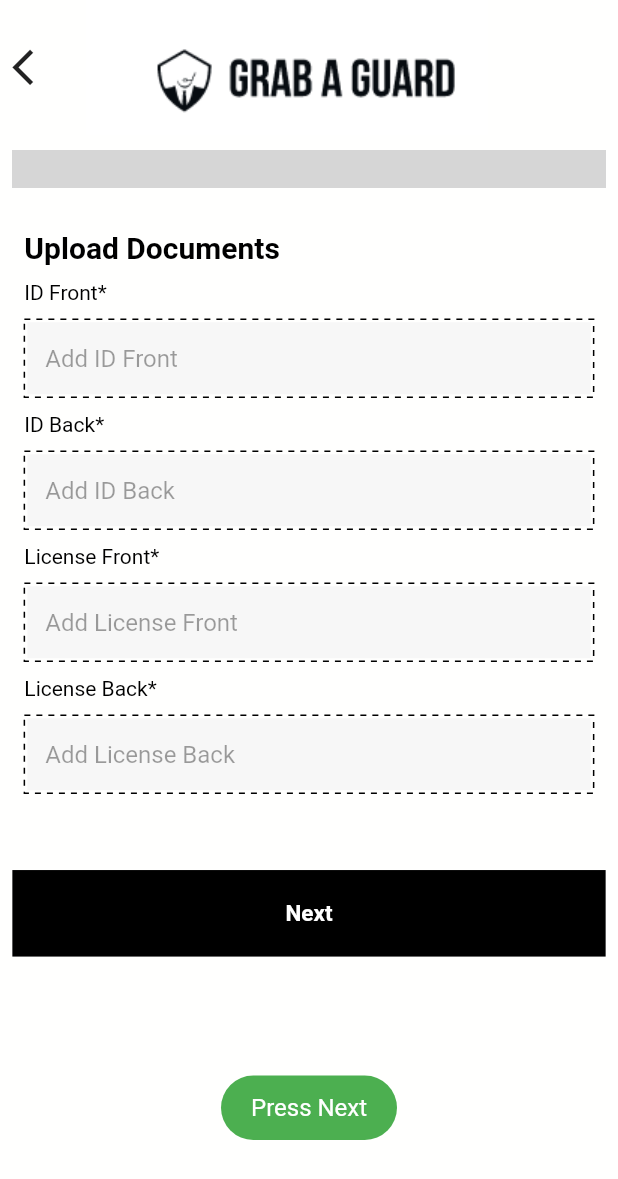
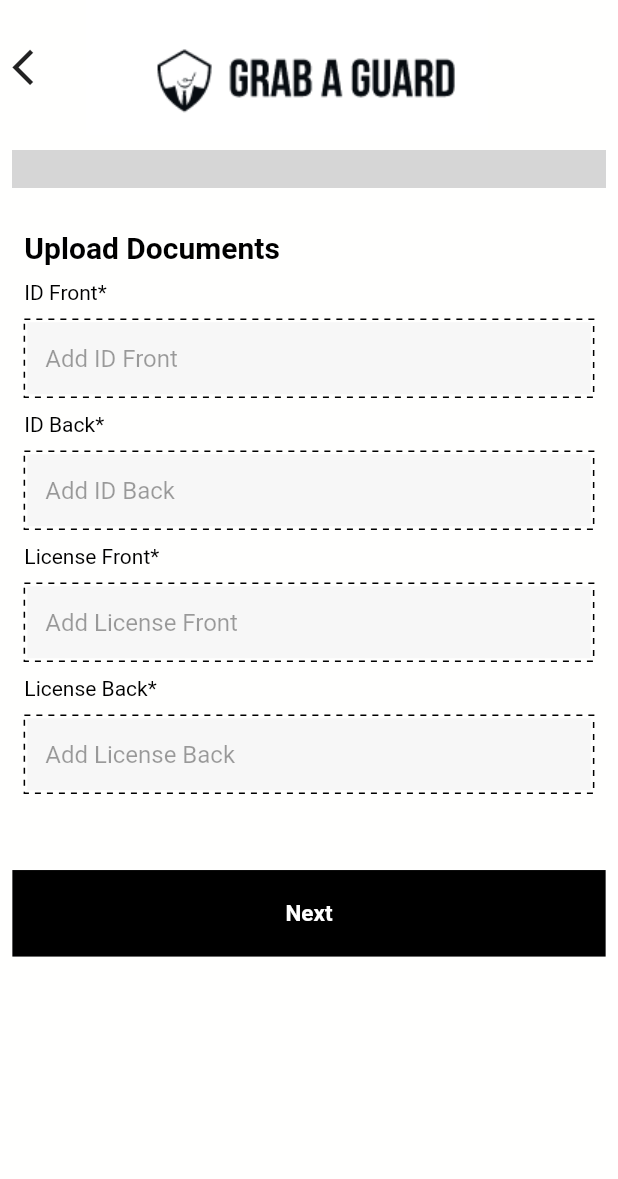
Before and after one commit to abdulmannankh21/guard_app, a Flutter app: the Step1 screen opened directly, after a tap on "Next", on a phone screen of 412 x 824 dp. Shown: the top 1179 px of the screen. Run offline on Flutter 3.47's test engine with Material 2 defaults, Android fonts, the phone set to English and light mode, and no system bars; drawn by our look-alikes of dotted_border; our stand-ins replace cloud_firestore, firebase_auth, firebase_core, fluttertoast, google_sign_in, lite_rolling_switch and 1 more; missing offline and left inert: country_pickers, flutter_facebook_auth, progress_stepper; accounts and stored records are empty; grey boxes are pictures that could not be loaded.

Commit message:
step 3 added

```diff
--- a/lib/Views/Steps/step1.dart
+++ b/lib/Views/Steps/step1.dart
@@ -67,8 +67,16 @@ class _Step1State extends State<Step1> {
         })
         .then((value) =>
         Navigator.push(context,
-        MaterialPageRoute(builder: (context) => Step2())))
-        .catchError((error) => print('Failed to Add Guard: $error'));
+        MaterialPageRoute(builder: (context) => Step2()),
+        ))
+        .catchError((error) => Fluttertoast.showToast(
+        msg: "Failed to Add",
+        toastLength: Toast.LENGTH_SHORT,
+        gravity: ToastGravity.SNACKBAR,
+        timeInSecForIosWeb: 1,
+        backgroundColor: Colors.red,
+        textColor: Colors.white,
+        fontSize: 16.0));
   }
 
 
@@ -185,14 +193,6 @@ class _Step1State extends State<Step1> {
                         address = addressController.text;
                         password = passwordController.text;
                         guardDetails();
-                        Fluttertoast.showToast(
-                            msg: "Press Next",
-                            toastLength: Toast.LENGTH_SHORT,
-                            gravity: ToastGravity.SNACKBAR,
-                            timeInSecForIosWeb: 1,
-                            backgroundColor: Colors.green,
-                            textColor: Colors.white,
-                            fontSize: 16.0);
                         clearText();
 
                       });
```
Also changed, not shown: lib/Views/Steps/step3.dart (+8 -1 lines).
